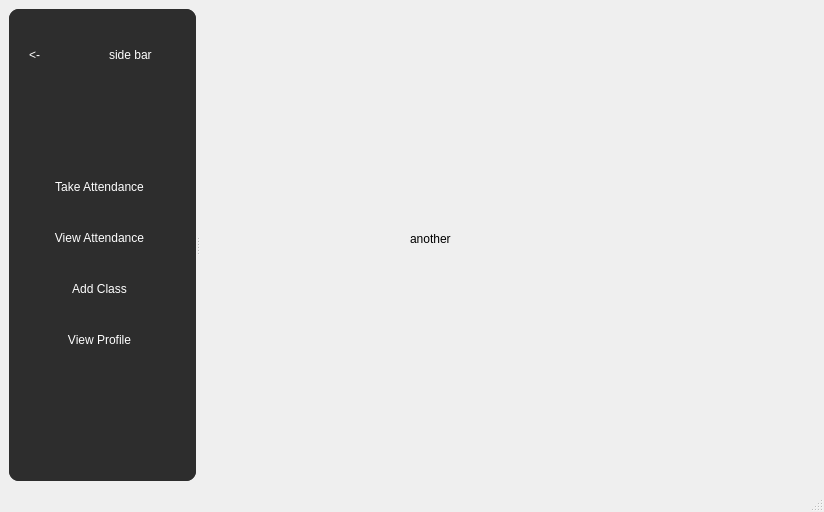
Above: mainwindow.ui from Shikhrrr/AttendanceManager before the change. Below: the same form after it.
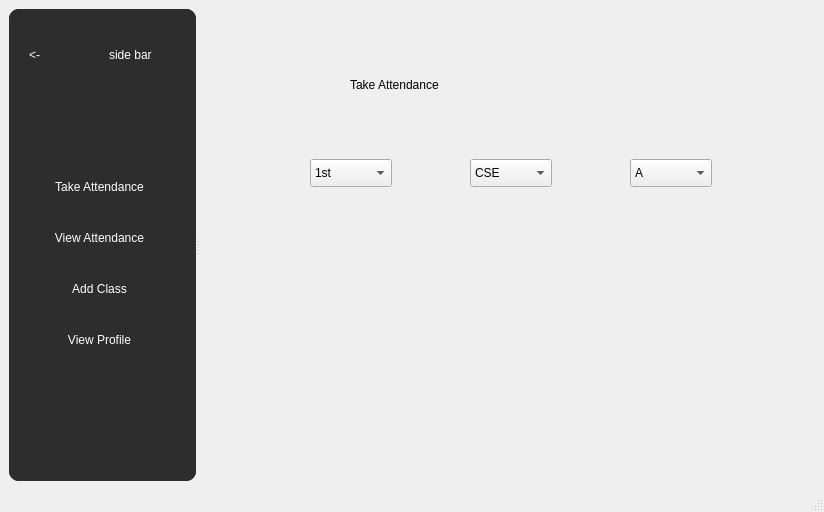
That is the form after the change. The open tabs and pages were chosen to show the change.

Diff of the .ui file:
```diff
--- a/mainwindow.ui
+++ b/mainwindow.ui
@@ -119,16 +119,89 @@
         <widget class="QLabel" name="label_7">
          <property name="geometry">
           <rect>
-           <x>210</x>
-           <y>220</y>
-           <width>63</width>
-           <height>20</height>
+           <x>150</x>
+           <y>50</y>
+           <width>301</width>
+           <height>51</height>
           </rect>
          </property>
+         <property name="styleSheet">
+          <string notr="true">font: 24pt &quot;Segoe UI&quot;;</string>
+         </property>
          <property name="text">
-          <string>another</string>
+          <string>Take Attendance</string>
          </property>
         </widget>
+        <widget class="QComboBox" name="takeYear">
+         <property name="geometry">
+          <rect>
+           <x>110</x>
+           <y>150</y>
+           <width>82</width>
+           <height>28</height>
+          </rect>
+         </property>
+         <item>
+          <property name="text">
+           <string>1st</string>
+          </property>
+         </item>
+         <item>
+          <property name="text">
+           <string>2nd</string>
+          </property>
+         </item>
+         <item>
+          <property name="text">
+           <string>3rd</string>
+          </property>
+         </item>
+         <item>
+          <property name="text">
+           <string>4th</string>
+          </property>
+         </item>
+        </widget>
+        <widget class="QComboBox" name="takeBranch">
+         <property name="geometry">
+          <rect>
+           <x>270</x>
+           <y>150</y>
+           <width>82</width>
+           <height>28</height>
+          </rect>
+         </property>
+         <item>
+          <property name="text">
+           <string>CSE</string>
+          </property>
+         </item>
+         <item>
+          <property name="text">
+           <string>IT</string>
+          </property>
+         </item>
+        </widget>
+        <widget class="QComboBox" name="takeGroup">
+         <property name="geometry">
+          <rect>
+           <x>430</x>
+           <y>150</y>
+           <width>82</width>
+           <height>28</height>
+          </rect>
+         </property>
+         <item>
+          <property name="text">
+           <string>A</string>
+          </property>
+         </item>
+         <item>
+          <property name="text">
+           <string>B</string>
+          </property>
+         </item>
+        </widget>
        </widget>
        <widget class="QWidget" name="p1">
         <widget class="QGroupBox" name="groupBox">
```
Left out of the diff: 39 changed lines with no effect on the pictures.
